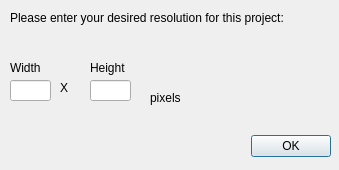
Old version of the form PixelsSpriteEditor/GetResolutionDialog.ui in the repository worldofnick/Pixels-Sprite-Editor.
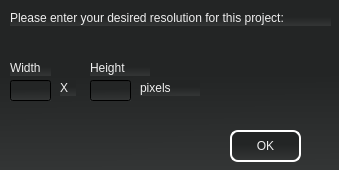
New version of the form.

Commit message:
Added a Popup at the beginning to get the initial resolution, also added functionality to the flip vertically and horizontally.
I set the initial default range for window resolution to 32-128, but
that can easily be changed in the SpriteMainWindow::initialResolution
method.

Diff of the .ui file:
```diff
--- a/PixelsSpriteEditor/GetResolutionDialog.ui
+++ b/PixelsSpriteEditor/GetResolutionDialog.ui
@@ -13,22 +13,10 @@
   <property name="windowTitle">
    <string>Dialog</string>
   </property>
-  <widget class="QDialogButtonBox" name="buttonBox">
-   <property name="geometry">
-    <rect>
-     <x>250</x>
-     <y>130</y>
-     <width>81</width>
-     <height>32</height>
-    </rect>
-   </property>
-   <property name="orientation">
-    <enum>Qt::Horizontal</enum>
-   </property>
-   <property name="standardButtons">
-    <set>QDialogButtonBox::Ok</set>
-   </property>
-  </widget>
+  <property name="styleSheet">
+   <string notr="true">background-color: qlineargradient(spread:pad, x1:0.482, y1:0.4375, x2:0.488, y2:0.994318, stop:0 rgba(35, 37, 37, 255), stop:1 rgba(51, 53, 53, 255));
+color: rgb(239, 239, 239);</string>
+  </property>
   <widget class="QLabel" name="label">
    <property name="geometry">
     <rect>
@@ -58,8 +46,8 @@
   <widget class="QLabel" name="label_3">
    <property name="geometry">
     <rect>
-     <x>150</x>
-     <y>90</y>
+     <x>140</x>
+     <y>80</y>
      <width>60</width>
      <height>16</height>
     </rect>
@@ -114,6 +102,29 @@
     </rect>
    </property>
   </widget>
+  <widget class="QPushButton" name="okButton">
+   <property name="geometry">
+    <rect>
+     <x>230</x>
+     <y>130</y>
+     <width>71</width>
+     <height>32</height>
+    </rect>
+   </property>
+   <property name="styleSheet">
+    <string notr="true">#okButton{
+	border-radius: 8px;
+	border: 2px solid #FFFFFF;
+}
+
+#okButton:hover{	
+	background-color: rgb(181, 183, 183);
+}</string>
+   </property>
+   <property name="text">
+    <string>OK</string>
+   </property>
+  </widget>
  </widget>
  <resources/>
  <connections>
```
Left out of the diff: 37 changed lines with no effect on the pictures. The commit also changes 6 other files.
